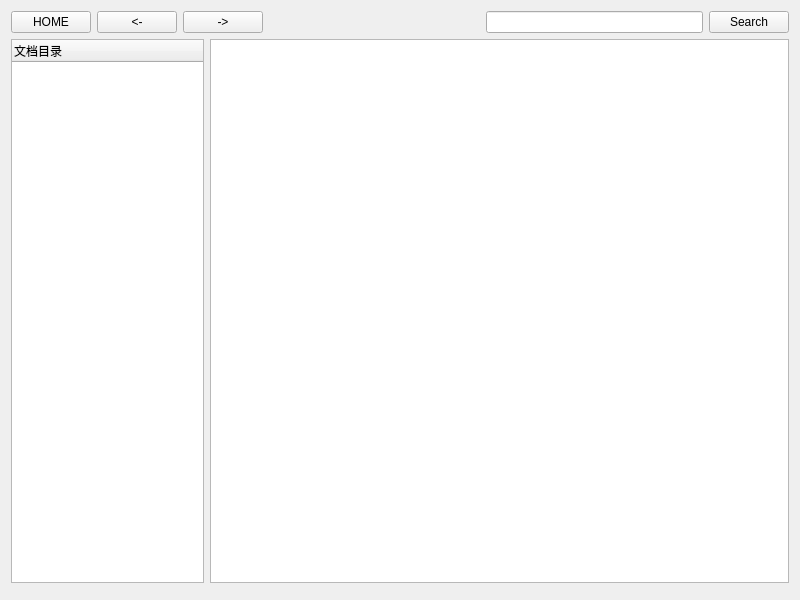
Above: src/document.ui from openeuler-mirror/kiran-manual before the change. Below: the same form after it.
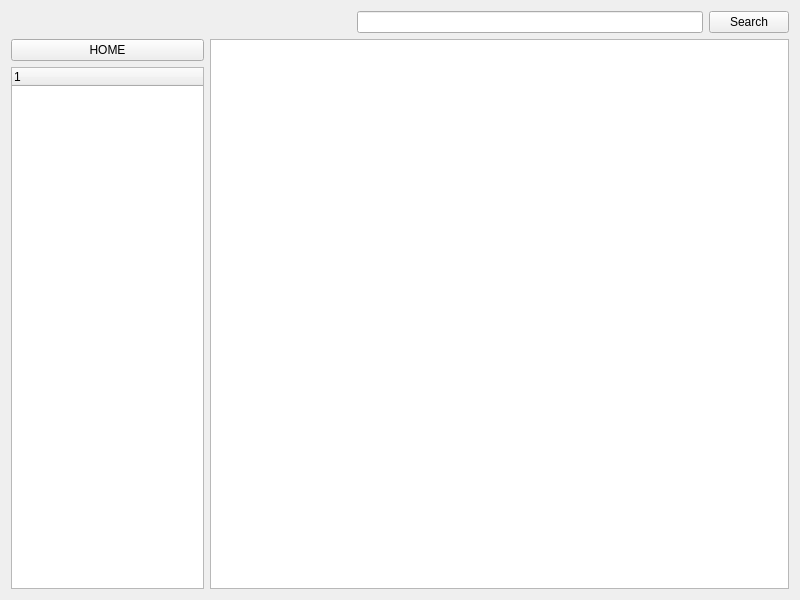
That is the form after the change.

Commit message: refactor(kiran-manual):移除文档页面到前进/后退功能 -

Diff of the .ui file:
```diff
--- a/src/document.ui
+++ b/src/document.ui
@@ -13,35 +13,9 @@
   <property name="windowTitle">
    <string>Document</string>
   </property>
-  <layout class="QVBoxLayout" name="verticalLayout_2">
-   <item>
-    <layout class="QVBoxLayout" name="verticalLayout">
+  <layout class="QVBoxLayout" name="verticalLayout_3">
      <item>
       <layout class="QHBoxLayout" name="horizontalLayout">
-       <item>
-        <widget class="QPushButton" name="pushButtonBackHome">
-         <property name="text">
-          <string>HOME</string>
-         </property>
-        </widget>
-       </item>
-       <item>
-        <widget class="QPushButton" name="pushButtonBackward">
-         <property name="enabled">
-          <bool>true</bool>
-         </property>
-         <property name="text">
-          <string>&lt;-</string>
-         </property>
-        </widget>
-       </item>
-       <item>
-        <widget class="QPushButton" name="pushButtonForward">
-         <property name="text">
-          <string>-&gt;</string>
-         </property>
-        </widget>
-       </item>
        <item>
         <spacer name="horizontalSpacer">
          <property name="orientation">
@@ -68,7 +42,19 @@
       </layout>
      </item>
      <item>
-      <layout class="QHBoxLayout" name="horizontalLayout_4">
+    <layout class="QHBoxLayout" name="horizontalLayout_2" stretch="1,3">
+     <item>
+      <layout class="QVBoxLayout" name="verticalLayout">
+       <property name="spacing">
+        <number>6</number>
+       </property>
+       <item>
+        <widget class="QPushButton" name="pushButtonBackHome">
+         <property name="text">
+          <string>HOME</string>
+         </property>
+        </widget>
+       </item>
        <item>
         <widget class="QTreeWidget" name="treeWidget">
          <property name="sizePolicy">
@@ -77,13 +63,12 @@
            <verstretch>0</verstretch>
           </sizepolicy>
          </property>
-         <column>
-          <property name="text">
-           <string notr="true">文档目录</string>
-          </property>
-         </column>
         </widget>
        </item>
+      </layout>
+     </item>
+     <item>
+      <layout class="QVBoxLayout" name="verticalLayout_2">
        <item>
         <widget class="QTextBrowser" name="textBrowser">
          <property name="sizePolicy">
@@ -98,9 +83,6 @@
      </item>
     </layout>
    </item>
-   <item>
-    <widget class="QMenuBar" name="menubar"/>
-   </item>
   </layout>
  </widget>
  <resources/>
```
Lines whose indentation alone changed are shown as unchanged. The commit also changes 2 other files.
